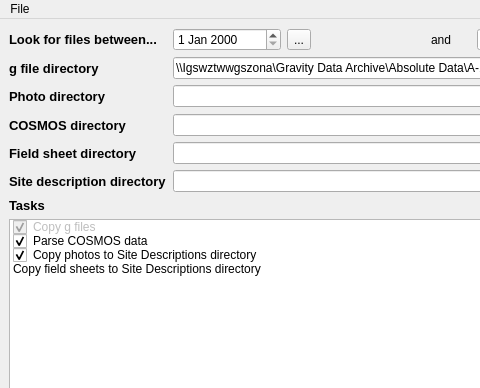
First picture: the form in ingestor/ui/ingestor.ui, repository jkennedy-usgs/sgp-utils, before the edit; both pictures show x 0 to 480 and y 0 to 388 of the 900 by 635 pixel window.
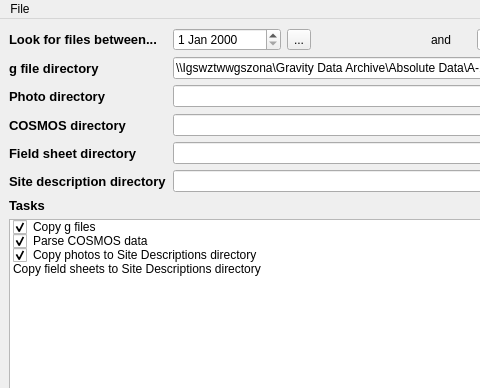
Second picture: the form after the edit. Icons and pictures are not drawn.

What changed in the file:
```diff
--- a/ingestor/ui/ingestor.ui
+++ b/ingestor/ui/ingestor.ui
@@ -189,9 +189,6 @@
        <property name="checkState">
         <enum>Checked</enum>
        </property>
-       <property name="flags">
-        <set>ItemIsSelectable|ItemIsDragEnabled|ItemIsUserCheckable</set>
-       </property>
       </item>
       <item>
        <property name="text">
```
Left out of the diff: 4 changed lines with no effect on the pictures.
